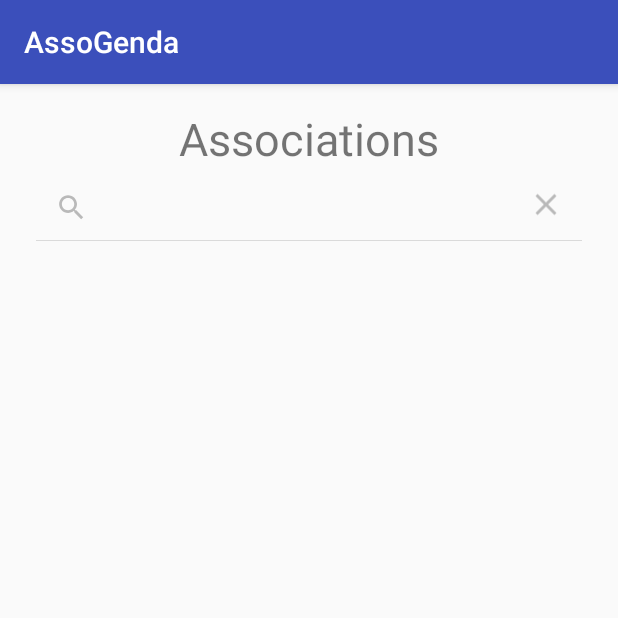
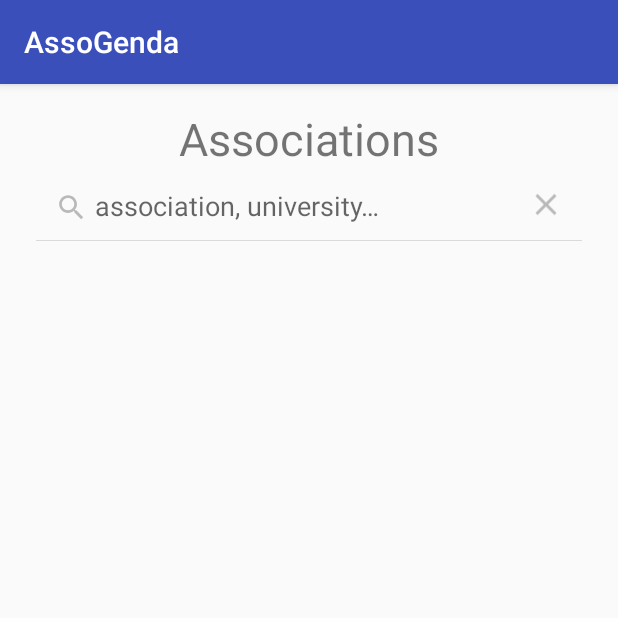
Before and after one commit to vbouquet/AssoGenda, an Android app: the ListAssociationActivity screen opened directly, with no data from a screen before it, after a tap on "Search", on a phone screen of 412 x 824 dp, the top half of it. Run offline under Robolectric (Android 15) with nearby library versions, the light colour scheme and no system bars; our stand-ins replace Firebase (no records; nobody signed in at launch, a user with empty details on screens opened directly); libraries missing offline, so code that uses them is left out: com.firebase.ui; pictures from the network do not load; 1 statement that could not run was skipped.

Commit message:
fix(issue-27) : add hint to association search view

```diff
--- a/app/src/main/java/fr/paris10/projet/assogenda/assogenda/ui/activites/ListAssociationActivity.java
+++ b/app/src/main/java/fr/paris10/projet/assogenda/assogenda/ui/activites/ListAssociationActivity.java
@@ -53,6 +53,7 @@ public class ListAssociationActivity extends AppCompatActivity {
             loadAllAssociations();
 
         searchView = (SearchView) findViewById(R.id.list_association_activity_search);
+        searchView.setQueryHint(getString(R.string.list_association_activity_search_hint));
         loadSearchListener();
     }
 
--- a/app/src/main/res/layout/activity_list_association.xml
+++ b/app/src/main/res/layout/activity_list_association.xml
@@ -22,6 +22,7 @@
     <SearchView
         android:layout_width="match_parent"
         android:layout_height="wrap_content"
+        android:queryHint=""
         android:id="@+id/list_association_activity.search" />
 
     <ListView
--- a/app/src/main/res/values/strings.xml
+++ b/app/src/main/res/values/strings.xml
@@ -45,6 +45,9 @@
     <string name="activity_event_infos_nparticipate_toast">Vous ne participez plus à l\'événement </string>
     <string name="activity_event_infos_participate_date_passed_toast">L\'événement est terminé !</string>
 
+    <!-- Association research -->
+    <string name="list_association_activity_search_hint">association, university…</string>
+
     <string name="password_hint">Password</string>
     <string name="email_hint">Email</string>
     <string name="sign_up_button_label">Sign Up</string>
```
